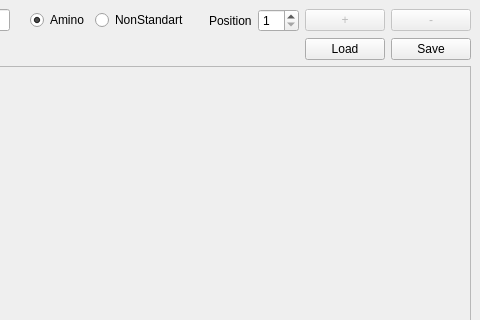
Cynnabarflower/Lab1, file mainwindow.ui: the form before one commit; both pictures show x 295 to 775 and y 0 to 320 of the 775 by 469 pixel window.
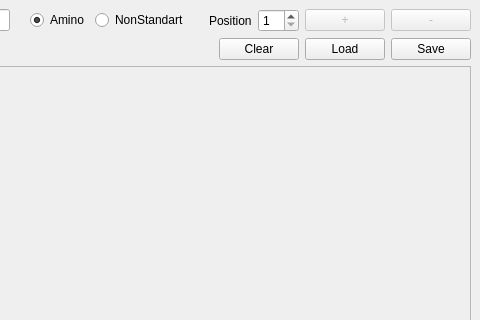
The form after the commit.

Commit message: More asserts for the god of asserts!\n Clear button\n minor fixes

```diff
--- a/mainwindow.ui
+++ b/mainwindow.ui
@@ -216,6 +216,13 @@
         </property>
        </spacer>
       </item>
+      <item>
+       <widget class="QPushButton" name="pushButton_5">
+        <property name="text">
+         <string>Clear</string>
+        </property>
+       </widget>
+      </item>
       <item>
        <widget class="QPushButton" name="pushButton_4">
         <property name="text">
```
Left out of the diff: 6 changed lines with no effect on the pictures. The commit also changes 6 other files.
